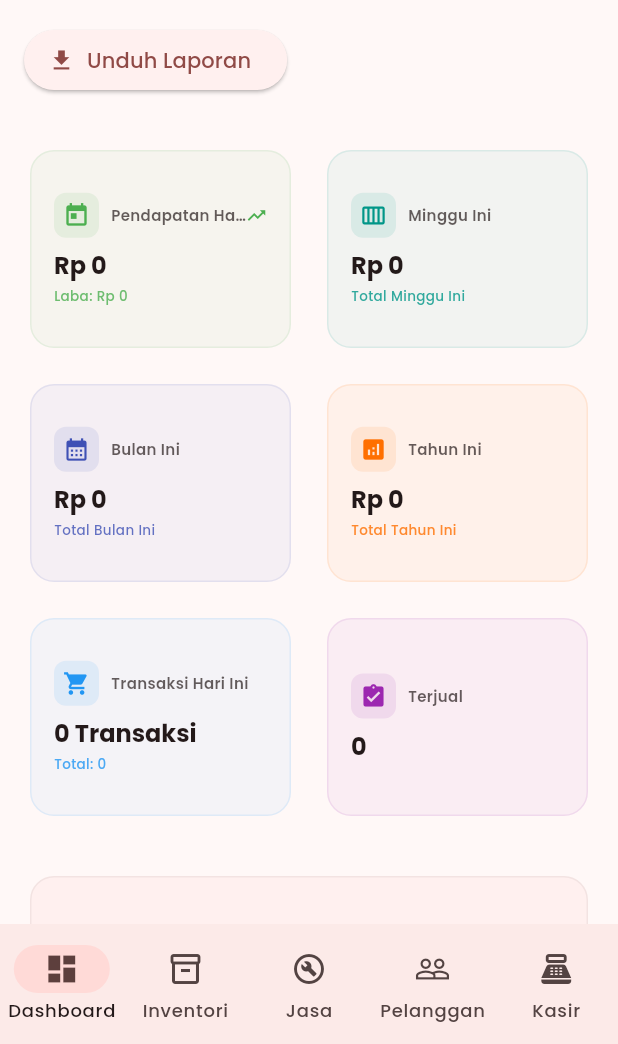
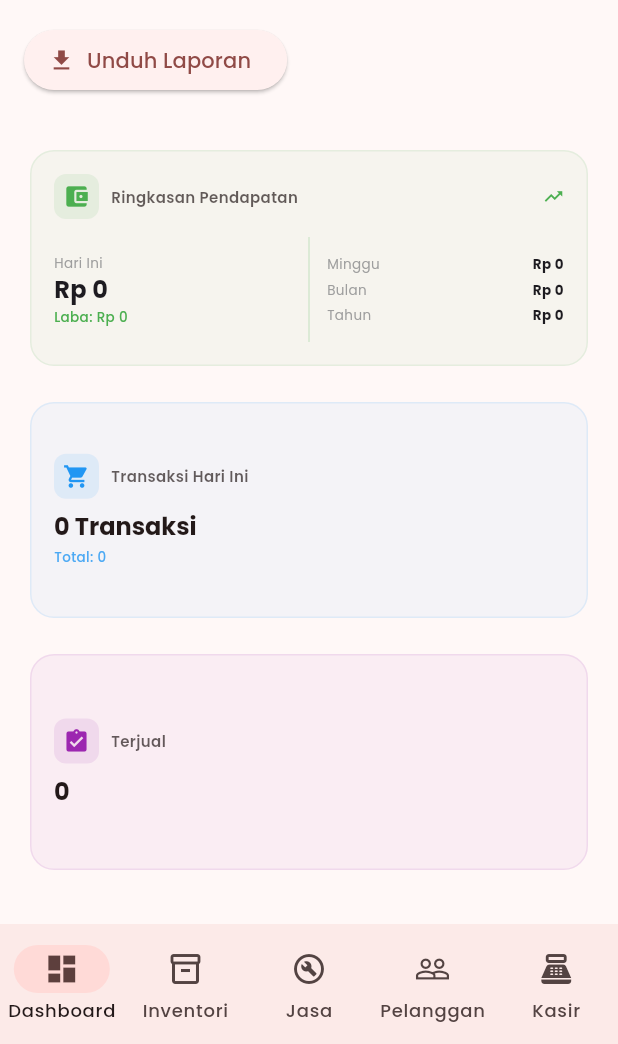
Before and after one commit to mountalgoid/kasirmotor, a Flutter app: the screen it shows after launch, on a phone screen of 412 x 824 dp, the part 192-1236 px from its top. Run offline on Flutter 3.47's test engine with Material 3 defaults, Android fonts, the phone set to English and light mode, and no system bars; our stand-ins replace fl_chart, google_fonts, image_picker, pdf, printing, shared_preferences; accounts and stored records are empty.

Commit message:
feat: consolidate dashboard revenue cards and change download path
- Consolidated Today, Week, Month, and Year revenue cards into a single 'Revenue Summary' card.
- Updated dashboard layout and grid to accommodate the new summary card.
- Changed the CSV report download path to the standard Downloads folder across platforms.
- Ensured responsive design for the new dashboard components.

Co-authored-by: mountalgoid <255327229+mountalgoid@users.noreply.github.com>

```diff
--- a/lib/widgets/dashboard_home.dart
+++ b/lib/widgets/dashboard_home.dart
@@ -99,51 +99,25 @@ class _DashboardHomeState extends State<DashboardHome> {
             // Stat Cards
             LayoutBuilder(
               builder: (context, constraints) {
-                final crossAxisCount = constraints.maxWidth < 600 ? 2 : (constraints.maxWidth < 900 ? 2 : 4);
+                final crossAxisCount = constraints.maxWidth < 600 ? 1 : (constraints.maxWidth < 900 ? 2 : 3);
                 return GridView.count(
                   shrinkWrap: true,
                   physics: const NeverScrollableScrollPhysics(),
                   crossAxisCount: crossAxisCount,
-                  childAspectRatio: constraints.maxWidth < 600 ? 1.3 : 1.7,
+                  childAspectRatio: constraints.maxWidth < 600 ? 2.5 : 1.8,
                   crossAxisSpacing: 16,
                   mainAxisSpacing: 16,
                   children: [
-                    _buildStatCard(
+                    _buildRevenueSummaryCard(
                       context,
-                      'Pendapatan Hari Ini',
-                      currencyFormat.format(todayRevenue),
-                      Icons.today,
-                      Colors.green,
-                      subtitle: 'Laba: ${currencyFormat.format(todayProfit)}',
-                      trend: revenueTrend,
-                      onTap: () => _showRevenueDetails(context, provider, currencyFormat),
-                    ),
-                    _buildStatCard(
-                      context,
-                      'Minggu Ini',
-                      currencyFormat.format(weekRevenue),
-                      Icons.calendar_view_week,
-                      Colors.teal,
-                      subtitle: 'Total Minggu Ini',
-                      onTap: () => _showRevenueDetails(context, provider, currencyFormat),
-                    ),
-                    _buildStatCard(
-                      context,
-                      'Bulan Ini',
-                      currencyFormat.format(monthRevenue),
-                      Icons.calendar_month,
-                      Colors.indigo,
-                      subtitle: 'Total Bulan Ini',
-                      onTap: () => _showRevenueDetails(context, provider, currencyFormat),
-                    ),
-                    _buildStatCard(
-                      context,
-                      'Tahun Ini',
-                      currencyFormat.format(yearRevenue),
-                      Icons.analytics,
-                      Colors.amber[900]!,
-                      subtitle: 'Total Tahun Ini',
-                      onTap: () => _showRevenueDetails(context, provider, currencyFormat),
+                      todayRevenue,
+                      weekRevenue,
+                      monthRevenue,
+                      yearRevenue,
+                      todayProfit,
+                      revenueTrend,
+                      currencyFormat,
+                      provider,
                     ),
                     _buildStatCard(
                       context,
@@ -389,7 +363,20 @@ class _DashboardHomeState extends State<DashboardHome> {
       );
     } else {
       try {
-        final directory = await getApplicationDocumentsDirectory();
+        Directory? directory;
+        if (Platform.isAndroid) {
+          directory = Directory('/storage/emulated/0/Download');
+          if (!await directory.exists()) {
+            directory = await getExternalStorageDirectory();
+          }
+        } else if (Platform.isIOS) {
+          directory = await getApplicationDocumentsDirectory();
+        } else {
+          directory = await getDownloadsDirectory();
+        }
+
+        directory ??= await getApplicationDocumentsDirectory();
+
         final path = '${directory.path}/laporan_bengkel_${DateFormat('yyyyMMdd').format(DateTime.now())}.csv';
         final file = File(path);
         await file.writeAsString(csv);
@@ -716,6 +703,116 @@ class _DashboardHomeState extends State<DashboardHome> {
     );
   }
 
+  Widget _buildRevenueSummaryCard(
+    BuildContext context,
+    double todayRevenue,
+    double weekRevenue,
+    double monthRevenue,
+    double yearRevenue,
+    double todayProfit,
+    double? trend,
+    NumberFormat format,
+    WorkshopProvider provider,
+  ) {
+    return Card(
+      elevation: 0,
+      color: Colors.green.withOpacity(0.05),
+      shape: RoundedRectangleBorder(
+        borderRadius: BorderRadius.circular(16),
+        side: BorderSide(color: Colors.green.withOpacity(0.1)),
+      ),
+      child: InkWell(
+        onTap: () => _showRevenueDetails(context, provider, format),
+        borderRadius: BorderRadius.circular(16),
+        child: Padding(
+          padding: const EdgeInsets.all(16),
+          child: Column(
+            crossAxisAlignment: CrossAxisAlignment.start,
+            mainAxisAlignment: MainAxisAlignment.center,
+            children: [
+              Row(
+                children: [
+                  Container(
+                    padding: const EdgeInsets.all(6),
+                    decoration: BoxDecoration(color: Colors.green.withOpacity(0.1), borderRadius: BorderRadius.circular(8)),
+                    child: const Icon(Icons.account_balance_wallet, color: Colors.green, size: 18),
+                  ),
+                  const SizedBox(width: 8),
+                  Expanded(
+                    child: Text(
+                      'Ringkasan Pendapatan',
+                      style: TextStyle(color: Theme.of(context).colorScheme.onSurface.withOpacity(0.7), fontSize: 10, fontWeight: FontWeight.w600),
+                    ),
+                  ),
+                  if (trend != null)
+                    Icon(
+                      trend >= 0 ? Icons.trending_up : Icons.trending_down,
+                      size: 14,
+                      color: trend >= 0 ? Colors.green : Colors.red,
+                    ),
+                ],
+              ),
+              const SizedBox(height: 12),
+              Expanded(
+                child: Row(
+                  children: [
+                    Expanded(
+                      child: Column(
+                        crossAxisAlignment: CrossAxisAlignment.start,
+                        mainAxisAlignment: MainAxisAlignment.center,
+                        children: [
+                          const Text('Hari Ini', style: TextStyle(fontSize: 9, color: Colors.grey)),
+                          FittedBox(
+                            fit: BoxFit.scaleDown,
+                            child: Text(format.format(todayRevenue), style: const TextStyle(fontWeight: FontWeight.bold, fontSize: 16)),
+                          ),
+                          Text('Laba: ${format.format(todayProfit)}', style: const TextStyle(fontSize: 9, color: Colors.green, fontWeight: FontWeight.w500)),
+                        ],
+                      ),
+                    ),
+                    VerticalDivider(width: 24, color: Colors.green.withOpacity(0.2)),
+                    Expanded(
+                      child: Column(
+                        crossAxisAlignment: CrossAxisAlignment.start,
+                        mainAxisAlignment: MainAxisAlignment.center,
+                        children: [
+                          _summaryRow('Minggu', weekRevenue, format),
+                          const SizedBox(height: 4),
+                          _summaryRow('Bulan', monthRevenue, format),
+                          const SizedBox(height: 4),
+                          _summaryRow('Tahun', yearRevenue, format),
+                        ],
+                      ),
+                    ),
+                  ],
+                ),
+              ),
+            ],
+          ),
+        ),
+      ),
+    );
+  }
+
+  Widget _summaryRow(String label, double value, NumberFormat format) {
+    return Row(
+      mainAxisAlignment: MainAxisAlignment.spaceBetween,
+      children: [
+        Text(label, style: const TextStyle(fontSize: 9, color: Colors.grey)),
+        const SizedBox(width: 8),
+        Expanded(
+          child: Text(
+            format.format(value),
+            textAlign: TextAlign.right,
+            style: const TextStyle(fontSize: 9, fontWeight: FontWeight.bold),
+            maxLines: 1,
+            overflow: TextOverflow.ellipsis,
+          ),
+        ),
+      ],
+    );
+  }
+
   Widget _buildStatCard(
     BuildContext context,
     String title,
```
